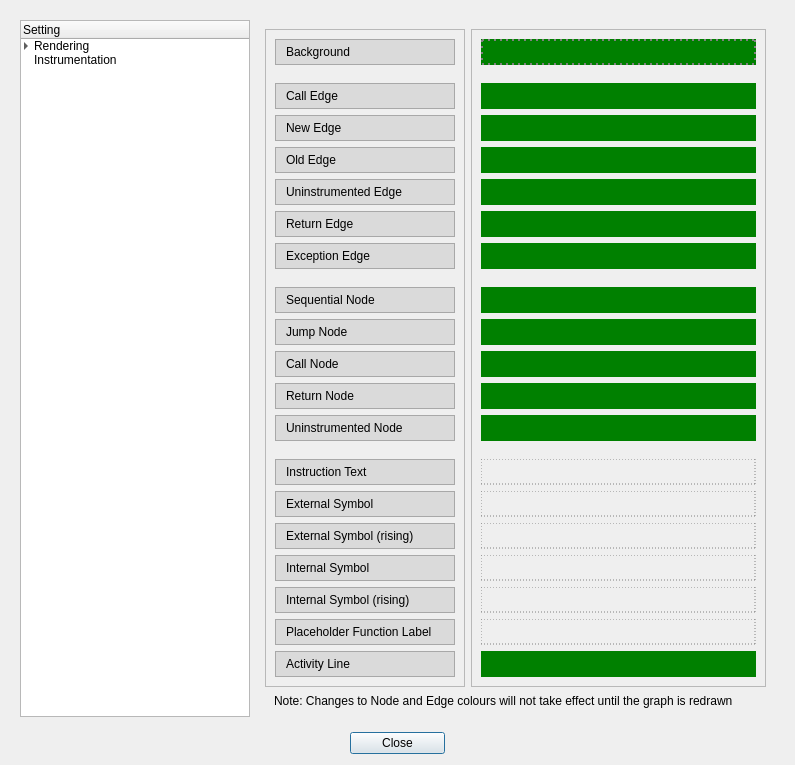
First picture: the form in rgat/settingsDialog.ui, repository ncatlin/rgat, before the edit.
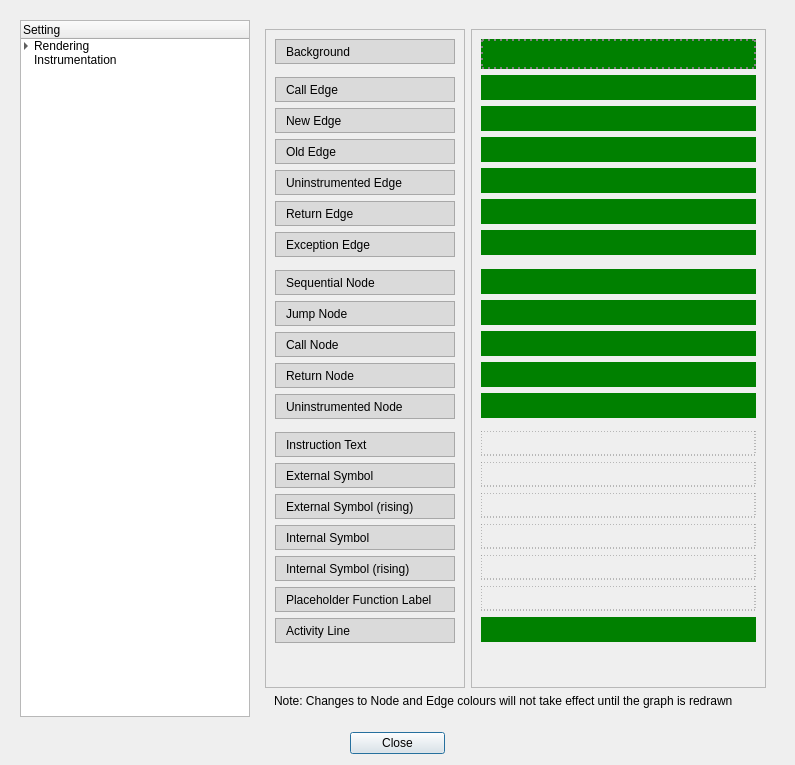
Second picture: the form after the edit. The open tabs and pages were chosen to show the change. Custom widgets are drawn as their Qt base class.

Commit message: fix colour setting widget layout

```diff
--- a/rgat/settingsDialog.ui
+++ b/rgat/settingsDialog.ui
@@ -160,7 +160,7 @@
                    <property name="minimumSize">
                     <size>
                      <width>150</width>
-                     <height>15</height>
+                     <height>25</height>
                     </size>
                    </property>
                    <property name="styleSheet">
@@ -198,7 +198,7 @@
                    <property name="minimumSize">
                     <size>
                      <width>150</width>
-                     <height>0</height>
+                     <height>25</height>
                     </size>
                    </property>
                    <property name="styleSheet">
@@ -220,7 +220,7 @@
                    <property name="minimumSize">
                     <size>
                      <width>150</width>
-                     <height>0</height>
+                     <height>25</height>
                     </size>
                    </property>
                    <property name="styleSheet">
@@ -248,7 +248,7 @@
                    <property name="minimumSize">
                     <size>
                      <width>150</width>
-                     <height>0</height>
+                     <height>25</height>
                     </size>
                    </property>
                    <property name="styleSheet">
@@ -270,7 +270,7 @@
                    <property name="minimumSize">
                     <size>
                      <width>150</width>
-                     <height>0</height>
+                     <height>25</height>
                     </size>
                    </property>
                    <property name="styleSheet">
@@ -292,7 +292,7 @@
                    <property name="minimumSize">
                     <size>
                      <width>150</width>
-                     <height>0</height>
+                     <height>25</height>
                     </size>
                    </property>
                    <property name="styleSheet">
@@ -314,7 +314,7 @@
                    <property name="minimumSize">
                     <size>
                      <width>150</width>
-                     <height>0</height>
+                     <height>25</height>
                     </size>
                    </property>
                    <property name="styleSheet">
@@ -352,7 +352,7 @@
                    <property name="minimumSize">
                     <size>
                      <width>150</width>
-                     <height>0</height>
+                     <height>25</height>
                     </size>
                    </property>
                    <property name="styleSheet">
@@ -374,7 +374,7 @@
                    <property name="minimumSize">
                     <size>
                      <width>150</width>
-                     <height>0</height>
+                     <height>25</height>
                     </size>
                    </property>
                    <property name="styleSheet">
@@ -396,7 +396,7 @@
                    <property name="minimumSize">
                     <size>
                      <width>150</width>
-                     <height>0</height>
+                     <height>25</height>
                     </size>
                    </property>
                    <property name="styleSheet">
@@ -418,7 +418,7 @@
                    <property name="minimumSize">
                     <size>
                      <width>150</width>
-                     <height>0</height>
+                     <height>25</height>
                     </size>
                    </property>
                    <property name="styleSheet">
@@ -440,7 +440,7 @@
                    <property name="minimumSize">
                     <size>
                      <width>150</width>
-                     <height>0</height>
+                     <height>25</height>
                     </size>
                    </property>
                    <property name="styleSheet">
@@ -478,7 +478,7 @@
                    <property name="minimumSize">
                     <size>
                      <width>150</width>
-                     <height>0</height>
+                     <height>25</height>
                     </size>
                    </property>
                    <property name="styleSheet">
@@ -500,7 +500,7 @@
                    <property name="minimumSize">
                     <size>
                      <width>150</width>
-                     <height>0</height>
+                     <height>25</height>
                     </size>
                    </property>
                    <property name="styleSheet">
@@ -522,7 +522,7 @@
                    <property name="minimumSize">
                     <size>
                      <width>150</width>
-                     <height>0</height>
+                     <height>25</height>
                     </size>
                    </property>
                    <property name="styleSheet">
@@ -544,7 +544,7 @@
                    <property name="minimumSize">
                     <size>
                      <width>150</width>
-                     <height>0</height>
+                     <height>25</height>
                     </size>
                    </property>
                    <property name="styleSheet">
@@ -566,7 +566,7 @@
                    <property name="minimumSize">
                     <size>
                      <width>150</width>
-                     <height>0</height>
+                     <height>25</height>
                     </size>
                    </property>
                    <property name="styleSheet">
@@ -588,6 +588,12 @@
                  </item>
                  <item>
                   <widget class="QLabel" name="label_13">
+                   <property name="minimumSize">
+                    <size>
+                     <width>0</width>
+                     <height>25</height>
+                    </size>
+                   </property>
                    <property name="styleSheet">
                     <string notr="true">background-color: rgb(218, 218, 218)</string>
                    </property>
@@ -607,7 +613,7 @@
                    <property name="minimumSize">
                     <size>
                      <width>150</width>
-                     <height>0</height>
+                     <height>25</height>
                     </size>
                    </property>
                    <property name="styleSheet">
@@ -624,6 +630,19 @@
                    </property>
                   </widget>
                  </item>
+                 <item>
+                  <spacer name="verticalSpacer_11">
+                   <property name="orientation">
+                    <enum>Qt::Vertical</enum>
+                   </property>
+                   <property name="sizeHint" stdset="0">
+                    <size>
+                     <width>20</width>
+                     <height>40</height>
+                    </size>
+                   </property>
+                  </spacer>
+                 </item>
                 </layout>
                </widget>
               </item>
@@ -653,7 +672,7 @@
                    <property name="minimumSize">
                     <size>
                      <width>190</width>
-                     <height>15</height>
+                     <height>30</height>
                     </size>
                    </property>
                    <property name="baseSize">
@@ -678,7 +697,7 @@
                    <property name="sizeHint" stdset="0">
                     <size>
                      <width>20</width>
-                     <height>12</height>
+                     <height>2</height>
                     </size>
                    </property>
                   </spacer>
@@ -688,7 +707,7 @@
                    <property name="minimumSize">
                     <size>
                      <width>190</width>
-                     <height>15</height>
+                     <height>25</height>
                     </size>
                    </property>
                    <property name="styleSheet">
@@ -701,7 +720,7 @@
                    <property name="minimumSize">
                     <size>
                      <width>190</width>
-                     <height>15</height>
+                     <height>25</height>
                     </size>
                    </property>
                    <property name="styleSheet">
@@ -714,7 +733,7 @@
                    <property name="minimumSize">
                     <size>
                      <width>190</width>
-                     <height>15</height>
+                     <height>25</height>
                     </size>
                    </property>
                    <property name="styleSheet">
@@ -727,7 +746,7 @@
                    <property name="minimumSize">
                     <size>
                      <width>190</width>
-                     <height>15</height>
+                     <height>25</height>
                     </size>
                    </property>
                    <property name="styleSheet">
@@ -740,7 +759,7 @@
                    <property name="minimumSize">
                     <size>
                      <width>190</width>
-                     <height>15</height>
+                     <height>25</height>
                     </size>
                    </property>
                    <property name="styleSheet">
@@ -753,7 +772,7 @@
                    <property name="minimumSize">
                     <size>
                      <width>190</width>
-                     <height>15</height>
+                     <height>25</height>
                     </size>
                    </property>
                    <property name="styleSheet">
@@ -782,7 +801,7 @@
                    <property name="minimumSize">
                     <size>
                      <width>190</width>
-                     <height>15</height>
+                     <height>25</height>
                     </size>
                    </property>
                    <property name="styleSheet">
@@ -795,7 +814,7 @@
                    <property name="minimumSize">
                     <size>
                      <width>190</width>
-                     <height>15</height>
+                     <height>25</height>
                     </size>
                    </property>
                    <property name="styleSheet">
@@ -808,7 +827,7 @@
                    <property name="minimumSize">
                     <size>
                      <width>190</width>
-                     <height>15</height>
+                     <height>25</height>
                     </size>
                    </property>
                    <property name="styleSheet">
@@ -821,7 +840,7 @@
                    <property name="minimumSize">
                     <size>
                      <width>190</width>
-                     <height>15</height>
+                     <height>25</height>
                     </size>
                    </property>
                    <property name="styleSheet">
@@ -834,7 +853,7 @@
                    <property name="minimumSize">
                     <size>
                      <width>190</width>
-                     <height>15</height>
+                     <height>25</height>
                     </size>
                    </property>
                    <property name="styleSheet">
@@ -863,7 +882,7 @@
                    <property name="minimumSize">
                     <size>
                      <width>190</width>
-                     <height>15</height>
+                     <height>25</height>
                     </size>
                    </property>
                    <property name="styleSheet">
@@ -876,7 +895,7 @@
                    <property name="minimumSize">
                     <size>
                      <width>190</width>
-                     <height>15</height>
+                     <height>25</height>
                     </size>
                    </property>
                    <property name="styleSheet">
@@ -889,7 +908,7 @@
                    <property name="minimumSize">
                     <size>
                      <width>190</width>
-                     <height>15</height>
+                     <height>25</height>
                     </size>
                    </property>
                    <property name="styleSheet">
@@ -902,7 +921,7 @@
                    <property name="minimumSize">
                     <size>
                      <width>190</width>
-                     <height>15</height>
+                     <height>25</height>
                     </size>
                    </property>
                    <property name="styleSheet">
@@ -915,7 +934,7 @@
                    <property name="minimumSize">
                     <size>
                      <width>190</width>
-                     <height>15</height>
+                     <height>25</height>
                     </size>
                    </property>
                    <property name="styleSheet">
@@ -925,6 +944,12 @@
                  </item>
                  <item>
                   <widget class="colorDemoWidget" name="placeholderLabel_tracecol" native="true">
+                   <property name="minimumSize">
+                    <size>
+                     <width>0</width>
+                     <height>25</height>
+                    </size>
+                   </property>
                    <property name="styleSheet">
                     <string notr="true">border: 1px dotted grey;</string>
                    </property>
@@ -935,7 +960,7 @@
                    <property name="minimumSize">
                     <size>
                      <width>190</width>
-                     <height>15</height>
+                     <height>25</height>
                     </size>
                    </property>
                    <property name="styleSheet">
@@ -943,6 +968,19 @@
                    </property>
                   </widget>
                  </item>
+                 <item>
+                  <spacer name="verticalSpacer_8">
+                   <property name="orientation">
+                    <enum>Qt::Vertical</enum>
+                   </property>
+                   <property name="sizeHint" stdset="0">
+                    <size>
+                     <width>20</width>
+                     <height>40</height>
+                    </size>
+                   </property>
+                  </spacer>
+                 </item>
                 </layout>
                 <zorder>calledge_tracecol</zorder>
                 <zorder>newedge_tracecol</zorder>
```
Left out of the diff: 69 changed lines with no effect on the pictures. The commit also changes 2 other files.
